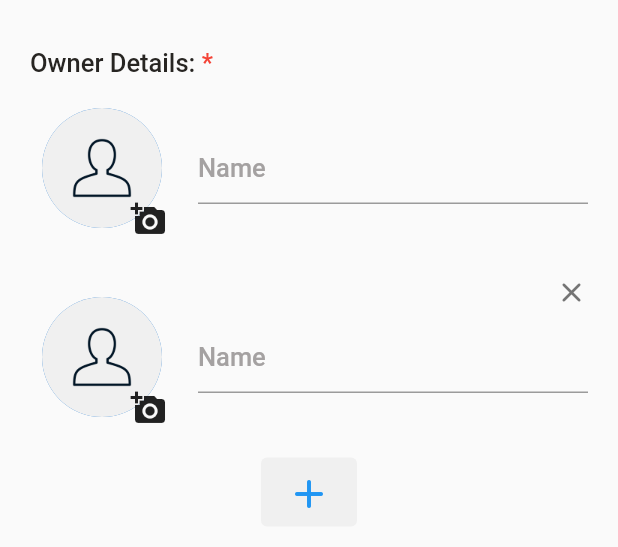
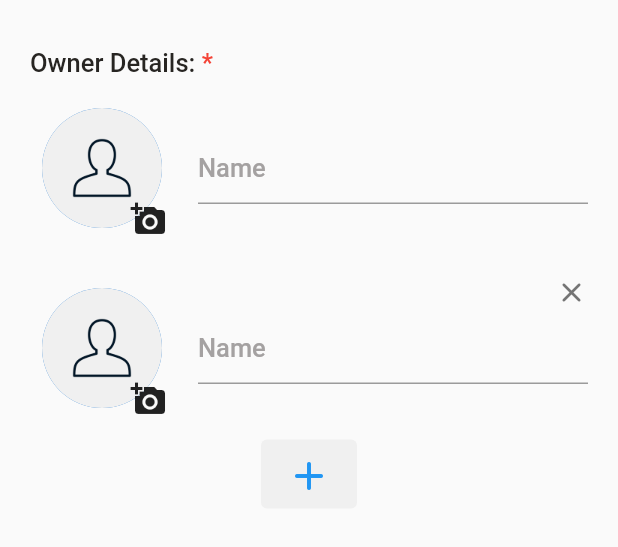
Before and after one commit to areebmomin/salon-hub-in-flutter, a Flutter app: the OwnerDetails widget shown alone on an empty page, opened directly, after a tap on the "add" icon, on a phone screen of 412 x 824 dp. Shown: the top 547 px of the screen. Run offline on Flutter 3.47's test engine with Material 2 defaults, Android fonts, the phone set to English and light mode, and no system bars; our stand-ins replace cloud_firestore, email_validator, equatable, firebase_auth, firebase_core, firebase_storage and 6 more; missing offline and left inert: time_range_picker; accounts and stored records are empty; generated files the repository leaves out were written again; project files that could hold a hidden picture were left out.

Commit message:
optimise owner details listview

```diff
--- a/lib/auth/saloon_auth/saloon_registration/business_details_page/widgets/owner_details_section.dart
+++ b/lib/auth/saloon_auth/saloon_registration/business_details_page/widgets/owner_details_section.dart
@@ -33,8 +33,40 @@ class OwnerDetails extends StatelessWidget {
             return ListView.builder(
               physics: const NeverScrollableScrollPhysics(),
               shrinkWrap: true,
+              prototypeItem: OwnerDetailsListItem(cubit, 0),
               itemCount: cubit.data.ownerDetailsList.length,
               itemBuilder: (BuildContext context, int index) {
+                return OwnerDetailsListItem(cubit, index);
+              },
+            );
+          },
+        ),
+        TextButton(
+          onPressed: () {
+            cubit.addNewOwner();
+          },
+          style: TextButton.styleFrom(
+            backgroundColor: AppColors.inputFieldBackground,
+            fixedSize: const Size(42, 46),
+          ),
+          child: const Icon(
+            Icons.add_rounded,
+            size: 32,
+          ),
+        ),
+      ],
+    );
+  }
+}
+
+class OwnerDetailsListItem extends StatelessWidget {
+  final SaloonRegistrationCubit cubit;
+  final int index;
+
+  const OwnerDetailsListItem(this.cubit, this.index, {super.key});
+
+  @override
+  Widget build(BuildContext context) {
     return Padding(
       padding: const EdgeInsets.only(
         left: 20,
@@ -51,8 +83,7 @@ class OwnerDetails extends StatelessWidget {
                 child: BlocBuilder<SaloonRegistrationCubit,
                     SaloonRegistrationState>(
                   buildWhen: (previousState, state) {
-                                return state is OwnerPhotoSelected &&
-                                    state.index == index;
+                    return state is OwnerPhotoSelected && state.index == index;
                   },
                   builder: (context, state) {
                     return CircleAvatar(
@@ -98,25 +129,6 @@ class OwnerDetails extends StatelessWidget {
         ],
       ),
     );
-              },
-            );
-          },
-        ),
-        TextButton(
-          onPressed: () {
-            cubit.addNewOwner();
-          },
-          style: TextButton.styleFrom(
-            backgroundColor: AppColors.inputFieldBackground,
-            fixedSize: const Size(42, 46),
-          ),
-          child: const Icon(
-            Icons.add_rounded,
-            size: 32,
-          ),
-        ),
-      ],
-    );
   }
 
   Widget _getCloseButton(SaloonRegistrationCubit cubit, int index) {
```
Lines whose indentation alone changed are shown as unchanged.
